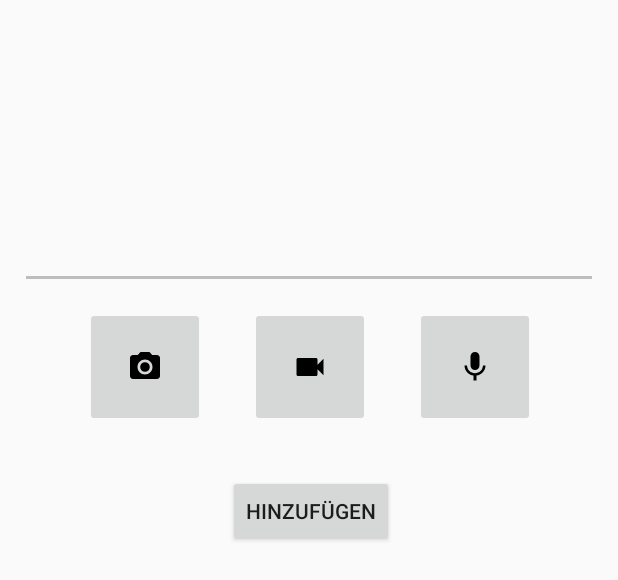
After one commit to Fazeplant/TherapySupportApp, an Android app: the layout fragment_note.xml on its own in the app's theme, with its tools: preview values and no code run, on a phone screen of 412 x 824 dp. The commit adds this screen. Shown: the top 580 px of the screen. Run offline under Robolectric (Android 15) with nearby library versions, the phone set to English and light mode, and no system bars.

Commit message:
noteFab -> NoteFragment

```diff
--- a/app/src/main/java/michaelbumes/therapysupportapp/activities/MainActivity.java
+++ b/app/src/main/java/michaelbumes/therapysupportapp/activities/MainActivity.java
@@ -22,9 +22,11 @@ import com.roughike.bottombar.OnTabSelectListener;
 
 import michaelbumes.therapysupportapp.R;
 import michaelbumes.therapysupportapp.database.AppDatabase;
+import michaelbumes.therapysupportapp.fragments.AddMedicineFragment;
 import michaelbumes.therapysupportapp.fragments.BaseFragment;
 import michaelbumes.therapysupportapp.fragments.CalendarFragment;
 import michaelbumes.therapysupportapp.fragments.DrugPlanFragment;
+import michaelbumes.therapysupportapp.fragments.NoteFragment;
 import michaelbumes.therapysupportapp.fragments.SettingsFragment;
 import michaelbumes.therapysupportapp.fragments.TodayFragment;
 
@@ -39,6 +41,8 @@ public class MainActivity extends AppCompatActivity implements BaseFragment.Frag
     FloatingActionButton floatingActionButton, fabNote, fabMood, fabFood;
     Animation fabOpen, fabClose, rotateForward, rotateBackwards;
     Boolean isOpen = false;
+    int instanceInt = 0;
+
 
 
     protected void onCreate(Bundle savedInstanceState) {
@@ -68,6 +72,8 @@ public class MainActivity extends AppCompatActivity implements BaseFragment.Frag
             public void onClick(View view) {
                 animateFab();
                 Toast.makeText(MainActivity.this, "Note fab Clicked!", Toast.LENGTH_SHORT).show();
+                mNavController.pushFragment(NoteFragment.newInstance(instanceInt+1));
+
             }
         });
 
@@ -112,6 +118,7 @@ public class MainActivity extends AppCompatActivity implements BaseFragment.Frag
                     }
                 })
                 .build();
+
         //Unterte Leiste initialisieren
         bottomBar.setOnTabSelectListener(new OnTabSelectListener() {
             @Override
@@ -210,6 +217,7 @@ public class MainActivity extends AppCompatActivity implements BaseFragment.Frag
         return true;
     }
 
+
     @Override
     protected void onDestroy() {
         AppDatabase.destroyInstance();
@@ -240,4 +248,5 @@ public class MainActivity extends AppCompatActivity implements BaseFragment.Frag
         }
     }
 
+
 }
--- a/app/src/main/java/michaelbumes/therapysupportapp/fragments/AddMedicineFragment.java
+++ b/app/src/main/java/michaelbumes/therapysupportapp/fragments/AddMedicineFragment.java
@@ -79,41 +79,4 @@ public class AddMedicineFragment extends BaseFragment {
         View view1 = inflater.inflate(R.layout.fragment_add_medicine, container, false);
         return view1;
     }
-
-    private void setupClickListeners() {
-        nameEdit.addTextChangedListener(new TextWatcher() {
-            @Override
-            public void beforeTextChanged(CharSequence s, int start, int count, int after) {
-
-            }
-
-            @Override
-            public void onTextChanged(CharSequence s, int start, int before, int count) {
-
-            }
-
-            @Override
-            public void afterTextChanged(Editable s) {
-                //addEventViewModel.setEventName(s.toString());
-            }
-        });
-
-        manufacturerEdit.addTextChangedListener(new TextWatcher() {
-            @Override
-            public void beforeTextChanged(CharSequence s, int start, int count, int after) {
-
-            }
-
-            @Override
-            public void onTextChanged(CharSequence s, int start, int before, int count) {
-
-            }
-
-            @Override
-            public void afterTextChanged(Editable s) {
-                //addEventViewModel.setEventDescription(s.toString());
-            }
-        });
-
-    }
 }
--- /dev/null
+++ b/app/src/main/java/michaelbumes/therapysupportapp/fragments/NoteFragment.java
@@ -0,0 +1,56 @@
+package michaelbumes.therapysupportapp.fragments;
+
+
+import android.os.Bundle;
+import android.app.Fragment;
+import android.support.annotation.NonNull;
+import android.support.annotation.Nullable;
+import android.view.LayoutInflater;
+import android.view.View;
+import android.view.ViewGroup;
+import android.widget.Button;
+import android.widget.EditText;
+import android.widget.ImageButton;
+
+import michaelbumes.therapysupportapp.R;
+
+/**
+ * A simple {@link Fragment} subclass.
+ */
+
+public class NoteFragment extends BaseFragment {
+    private static final String TAG = NoteFragment.class.getName();
+    EditText noteText;
+    ImageButton micButton, photoButton, videoButton;
+    Button addButton;
+
+    public static NoteFragment newInstance(int instance) {
+        Bundle args = new Bundle();
+        args.putInt(ARGS_INSTANCE, instance);
+        NoteFragment fragment = new NoteFragment();
+        fragment.setArguments(args);
+        return fragment;
+    }
+
+    @Override
+    public void onViewCreated(@NonNull View view, @Nullable Bundle savedInstanceState) {
+        super.onViewCreated(view, savedInstanceState);
+        getActivity().setTitle(R.string.add_note);
+        noteText = view.findViewById(R.id.note_text);
+        micButton=view.findViewById(R.id.mic_button);
+        photoButton=view.findViewById(R.id.photo_button);
+        videoButton=view.findViewById(R.id.video_button);
+        addButton = view.findViewById(R.id.ad_note);
+
+
+
+
+    }
+    @Override
+    public View onCreateView(LayoutInflater inflater, ViewGroup container,
+                             Bundle savedInstanceState) {
+        // Inflate the layout for this fragment
+        View view1 = inflater.inflate(R.layout.fragment_note, container, false);
+        return view1;
+    }
+}
--- /dev/null
+++ b/app/src/main/res/drawable/ic_camera_alt_black_24dp.xml
@@ -0,0 +1,12 @@
+<vector xmlns:android="http://schemas.android.com/apk/res/android"
+        android:width="24dp"
+        android:height="24dp"
+        android:viewportWidth="24.0"
+        android:viewportHeight="24.0">
+    <path
+        android:fillColor="#FF000000"
+        android:pathData="M12,12m-3.2,0a3.2,3.2 0,1 1,6.4 0a3.2,3.2 0,1 1,-6.4 0"/>
+    <path
+        android:fillColor="#FF000000"
+        android:pathData="M9,2L7.17,4L4,4c-1.1,0 -2,0.9 -2,2v12c0,1.1 0.9,2 2,2h16c1.1,0 2,-0.9 2,-2L22,6c0,-1.1 -0.9,-2 -2,-2h-3.17L15,2L9,2zM12,17c-2.76,0 -5,-2.24 -5,-5s2.24,-5 5,-5 5,2.24 5,5 -2.24,5 -5,5z"/>
+</vector>
--- /dev/null
+++ b/app/src/main/res/drawable/ic_mic_black_24dp.xml
@@ -0,0 +1,9 @@
+<vector xmlns:android="http://schemas.android.com/apk/res/android"
+        android:width="24dp"
+        android:height="24dp"
+        android:viewportWidth="24.0"
+        android:viewportHeight="24.0">
+    <path
+        android:fillColor="#FF000000"
+        android:pathData="M12,14c1.66,0 2.99,-1.34 2.99,-3L15,5c0,-1.66 -1.34,-3 -3,-3S9,3.34 9,5v6c0,1.66 1.34,3 3,3zM17.3,11c0,3 -2.54,5.1 -5.3,5.1S6.7,14 6.7,11L5,11c0,3.41 2.72,6.23 6,6.72L11,21h2v-3.28c3.28,-0.48 6,-3.3 6,-6.72h-1.7z"/>
+</vector>
--- /dev/null
+++ b/app/src/main/res/drawable/ic_videocam_black_24dp.xml
@@ -0,0 +1,9 @@
+<vector xmlns:android="http://schemas.android.com/apk/res/android"
+        android:width="24dp"
+        android:height="24dp"
+        android:viewportWidth="24.0"
+        android:viewportHeight="24.0">
+    <path
+        android:fillColor="#FF000000"
+        android:pathData="M17,10.5V7c0,-0.55 -0.45,-1 -1,-1H4c-0.55,0 -1,0.45 -1,1v10c0,0.55 0.45,1 1,1h12c0.55,0 1,-0.45 1,-1v-3.5l4,4v-11l-4,4z"/>
+</vector>
--- /dev/null
+++ b/app/src/main/res/layout/fragment_note.xml
@@ -0,0 +1,69 @@
+<android.support.constraint.ConstraintLayout xmlns:android="http://schemas.android.com/apk/res/android"
+    xmlns:app="http://schemas.android.com/apk/res-auto"
+    xmlns:tools="http://schemas.android.com/tools"
+    android:layout_width="match_parent"
+    android:layout_height="match_parent"
+    android:layout_marginHorizontal="@dimen/activity_horizontal_margin"
+    android:layout_marginVertical="@dimen/activity_vertical_margin"
+    tools:context="michaelbumes.therapysupportapp.fragments.NoteFragment">
+
+    <!-- TODO: Update blank fragment layout -->
+
+
+    <EditText
+        android:id="@+id/note_text"
+        android:layout_width="0dp"
+        android:layout_height="179dp"
+        android:layout_marginEnd="8dp"
+        android:layout_marginStart="8dp"
+        android:layout_marginTop="8dp"
+        android:ems="10"
+        android:inputType="textMultiLine"
+        app:layout_constraintEnd_toEndOf="parent"
+        app:layout_constraintStart_toStartOf="parent"
+        app:layout_constraintTop_toTopOf="parent" />
+
+    <ImageButton
+        android:id="@+id/photo_button"
+        android:layout_width="@dimen/image_button_size"
+        android:layout_height="@dimen/image_button_size"
+        android:layout_marginEnd="30dp"
+        android:layout_marginTop="12dp"
+        android:scaleType="center"
+        android:src="@drawable/ic_camera_alt_black_24dp"
+        app:layout_constraintEnd_toStartOf="@+id/video_button"
+        app:layout_constraintTop_toBottomOf="@+id/note_text" />
+
+    <ImageButton
+        android:id="@+id/video_button"
+        android:layout_width="@dimen/image_button_size"
+        android:layout_height="@dimen/image_button_size"
+        android:layout_marginEnd="160dp"
+        android:layout_marginTop="12dp"
+        android:scaleType="center"
+        android:src="@drawable/ic_videocam_black_24dp"
+        app:layout_constraintEnd_toEndOf="parent"
+        app:layout_constraintTop_toBottomOf="@+id/note_text" />
+
+    <ImageButton
+        android:id="@+id/mic_button"
+        android:layout_width="@dimen/image_button_size"
+        android:layout_height="@dimen/image_button_size"
+        android:layout_marginStart="30dp"
+        android:layout_marginTop="12dp"
+        android:scaleType="center"
+        android:src="@drawable/ic_mic_black_24dp"
+        app:layout_constraintStart_toEndOf="@+id/video_button"
+        app:layout_constraintTop_toBottomOf="@+id/note_text" />
+
+    <Button
+        android:id="@+id/ad_note"
+        android:layout_width="wrap_content"
+        android:layout_height="wrap_content"
+        android:layout_marginEnd="144dp"
+        android:layout_marginTop="32dp"
+        android:text="Hinzufügen"
+        app:layout_constraintEnd_toEndOf="parent"
+        app:layout_constraintTop_toBottomOf="@+id/video_button" />
+
+</android.support.constraint.ConstraintLayout>
--- a/app/src/main/res/values/dimens.xml
+++ b/app/src/main/res/values/dimens.xml
@@ -13,4 +13,5 @@
     <dimen name="design_fab_size_mini">60dp</dimen>
 
     <dimen name="fab_icon_size">35dp</dimen>
+    <dimen name="image_button_size">80dp</dimen>
 </resources>
--- a/app/src/main/res/values/strings.xml
+++ b/app/src/main/res/values/strings.xml
@@ -9,19 +9,14 @@
     <string name="add_medicine">Medizin hinzufügen</string>
 
 
-
     <string name="drug_name">Medikament</string>
     <string name="drug_manufacturer">Hersteller</string>
     <string name="drug_manufacturer_description">Hersteller</string>
-    <string name="drug_name_description">Name</string>
-
-
-
-
-
+    <string name="drug_name_description">Name des Medikaments</string>
 
 
     <!-- TODO: Remove or change this placeholder text -->
     <string name="hello_blank_fragment">Hello blank fragment</string>
     <string name="title_activity_main2">Main2Activity</string>
+    <string name="add_note">Notiz hinzufügen</string>
 </resources>
```
